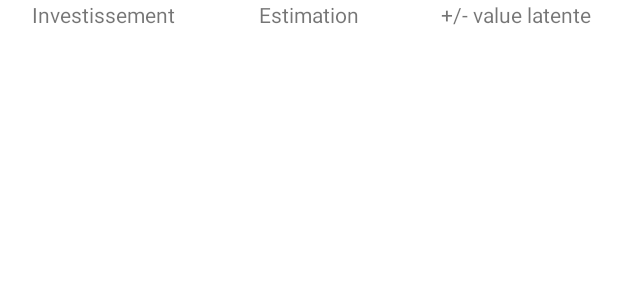
After one commit to alexandrerodenas/portfolio-stock-exchange-app, an Android app built with Jetpack Compose: the layout fragment_global_plus_minus_value.xml on its own in the app's theme, with its tools: preview values and no code run, on a phone screen of 412 x 824 dp. The commit adds this screen. Shown: the top 300 px of the screen. Run offline under Robolectric (Android 15) with nearby library versions, the phone set to English and light mode, and no system bars.

Commit message:
Fragment for global positions

```diff
--- /dev/null
+++ b/app/src/main/res/layout/fragment_global_plus_minus_value.xml
@@ -0,0 +1,72 @@
+<?xml version="1.0" encoding="utf-8"?>
+<LinearLayout xmlns:android="http://schemas.android.com/apk/res/android"
+    android:layout_width="match_parent"
+    android:layout_height="match_parent"
+    android:baselineAligned="false">
+
+    <LinearLayout
+        android:layout_width="0dp"
+        android:layout_height="match_parent"
+        android:layout_weight="1"
+        android:orientation="vertical">
+
+        <TextView
+            android:id="@+id/investmentTitle"
+            android:layout_width="match_parent"
+            android:layout_height="wrap_content"
+            android:gravity="center"
+            android:text="@string/investment" />
+
+        <TextView
+            android:id="@+id/investmentValue"
+            android:layout_width="match_parent"
+            android:layout_height="wrap_content"
+            android:gravity="center"
+            android:textColor="@android:color/black"
+            android:textSize="16sp" />
+    </LinearLayout>
+
+    <LinearLayout
+        android:layout_width="0dp"
+        android:layout_height="match_parent"
+        android:layout_weight="1"
+        android:orientation="vertical">
+
+        <TextView
+            android:id="@+id/estimationTitle"
+            android:layout_width="match_parent"
+            android:layout_height="wrap_content"
+            android:gravity="center"
+            android:text="@string/estimation" />
+
+        <TextView
+            android:id="@+id/estimationValue"
+            android:layout_width="match_parent"
+            android:layout_height="wrap_content"
+            android:gravity="center"
+            android:textColor="@android:color/black"
+            android:textSize="16sp" />
+    </LinearLayout>
+
+    <LinearLayout
+        android:layout_width="0dp"
+        android:layout_height="match_parent"
+        android:layout_weight="1"
+        android:orientation="vertical">
+
+        <TextView
+            android:id="@+id/pendingPlusValueTitle"
+            android:layout_width="match_parent"
+            android:layout_height="wrap_content"
+            android:gravity="center"
+            android:text="@string/pending_plus_minus_value" />
+
+        <TextView
+            android:id="@+id/pendingPlusMinusValue"
+            android:layout_width="match_parent"
+            android:layout_height="wrap_content"
+            android:gravity="center"
+            android:textColor="@android:color/black"
+            android:textSize="16sp" />
+    </LinearLayout>
+</LinearLayout>
```
Also changed, not shown: app/src/main/java/com/example/portfolio/MainActivity.kt (+14 -26 lines), app/src/main/java/com/example/portfolio/ui/activity/fragment/GlobalPlusMinusValueFragment.kt (added, +49 -0 lines), app/src/main/res/layout/activity_main.xml (+4 -65 lines).
